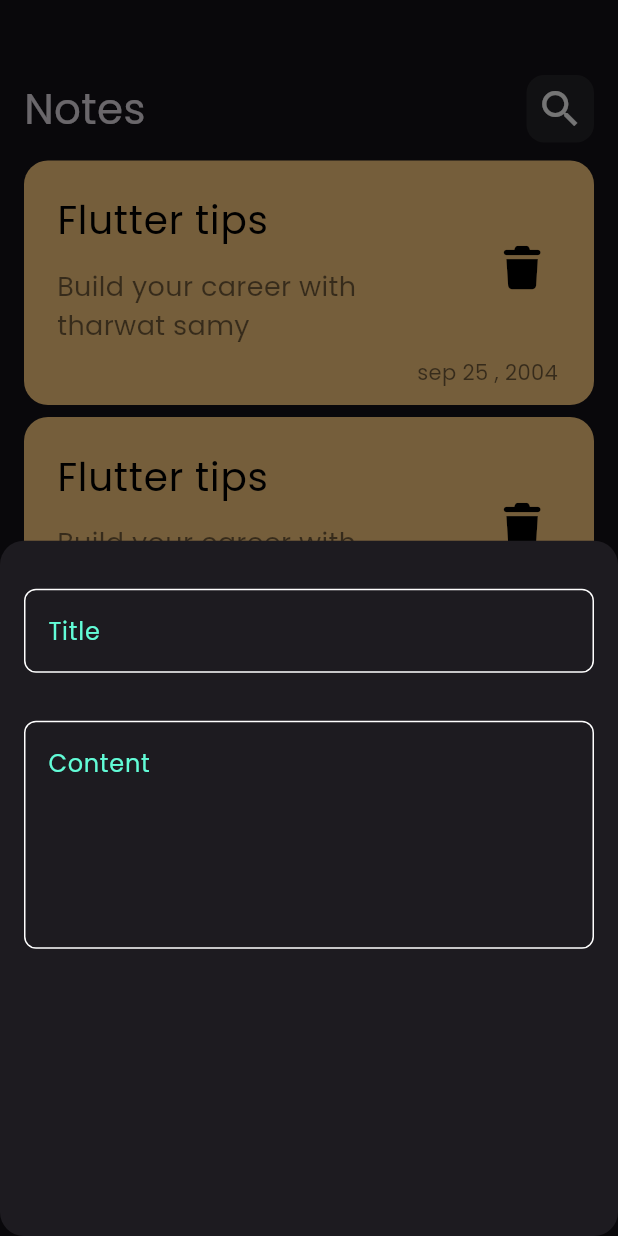
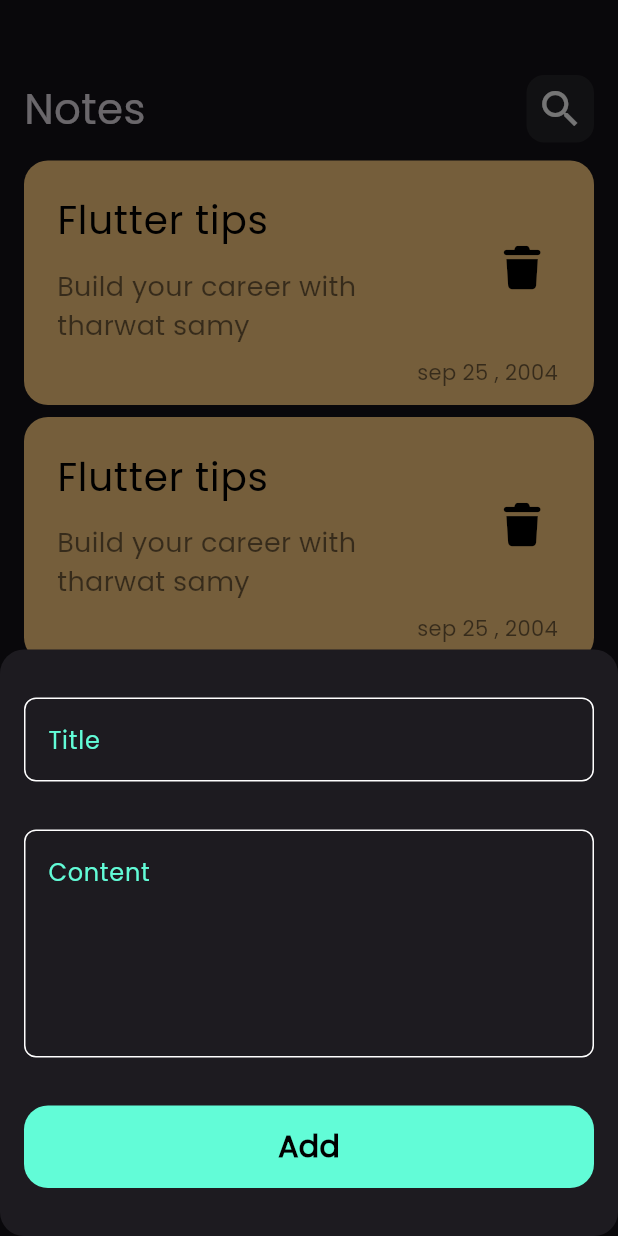
Before and after one commit to YassaTamer/notes_app, a Flutter app: the screen it shows after launch, after a tap on the "add" icon, on a phone screen of 412 x 824 dp. Run offline on Flutter 3.47's test engine with Material 3 defaults, Android fonts, the phone set to English and light mode, and no system bars; our stand-ins replace font_awesome_flutter; missing offline and left inert: dart:ffi.

Commit message:
Refactor AddNoteBottomSheet to include CustomBotton for improved note submission

```diff
--- a/lib/widgets/add_note_bottom_sheet.dart
+++ b/lib/widgets/add_note_bottom_sheet.dart
@@ -1,6 +1,7 @@
 import 'dart:ffi';
-
 import 'package:flutter/material.dart';
+import 'package:notes_app/constants.dart';
+import 'package:notes_app/widgets/custom_botton.dart';
 import 'package:notes_app/widgets/custom_text_field.dart';
 
 class AddNoteBottomSheet extends StatelessWidget {
@@ -10,13 +11,18 @@ class AddNoteBottomSheet extends StatelessWidget {
   Widget build(BuildContext context) {
     return Padding(
       padding: const EdgeInsets.symmetric(horizontal: 16.0),
+      child: SingleChildScrollView(
         child: Column(
           children: [
             SizedBox(height: 32),
             CustomTextField(hint: 'Title'),
             SizedBox(height: 32),
             CustomTextField(hint: 'Content', maxLines: 5),
+            SizedBox(height: 32),
+            CustomBotton(),
+            SizedBox(height: 32),
           ],
+        ),
       ),
     );
   }
--- /dev/null
+++ b/lib/widgets/custom_botton.dart
@@ -0,0 +1,31 @@
+
+import 'dart:ui';
+
+import 'package:flutter/material.dart';
+import 'package:notes_app/constants.dart';
+
+class CustomBotton extends StatelessWidget {
+  const CustomBotton({super.key});
+
+  @override
+  Widget build(BuildContext context) {
+    return Container(
+      width: MediaQuery.of(context).size.width,
+      height: 55,
+      decoration: BoxDecoration(
+        color: kPrimaryColor,
+        borderRadius: BorderRadius.circular(16),
+      ),
+      child: Center(
+        child: Text(
+          'Add',
+          style: TextStyle(
+            color: Colors.black,
+            fontSize: 20,
+            fontWeight: FontWeight.bold,
+          ),
+        ),
+      ),
+    );
+  }
+}
```
Lines whose indentation alone changed are shown as unchanged.
